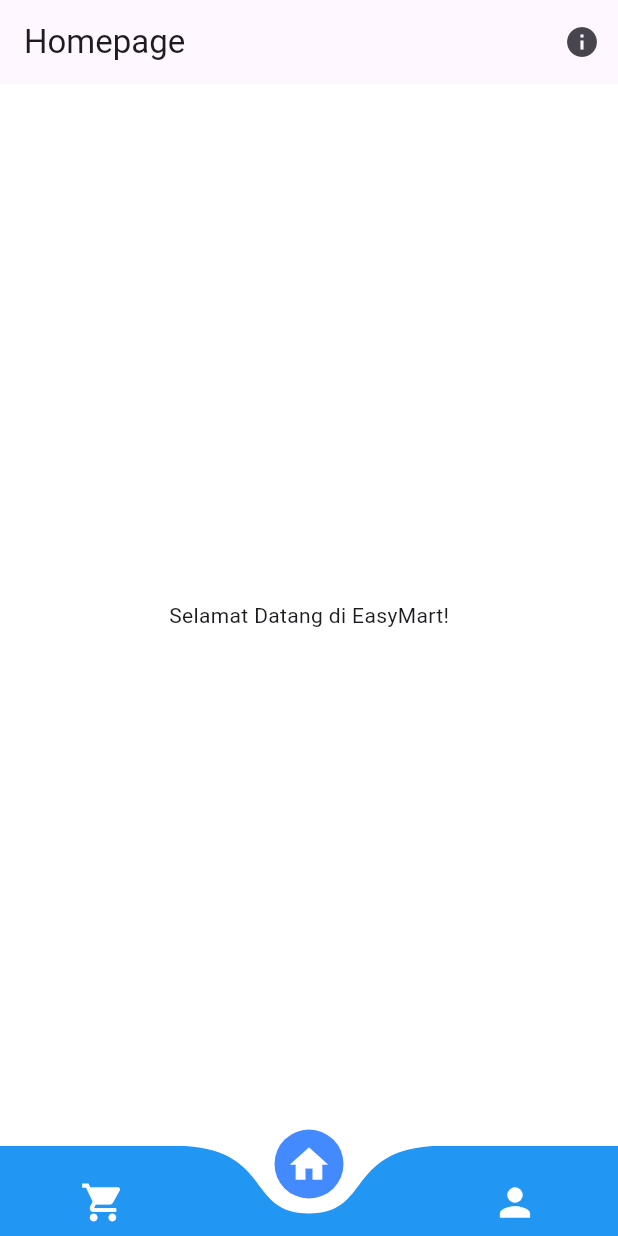
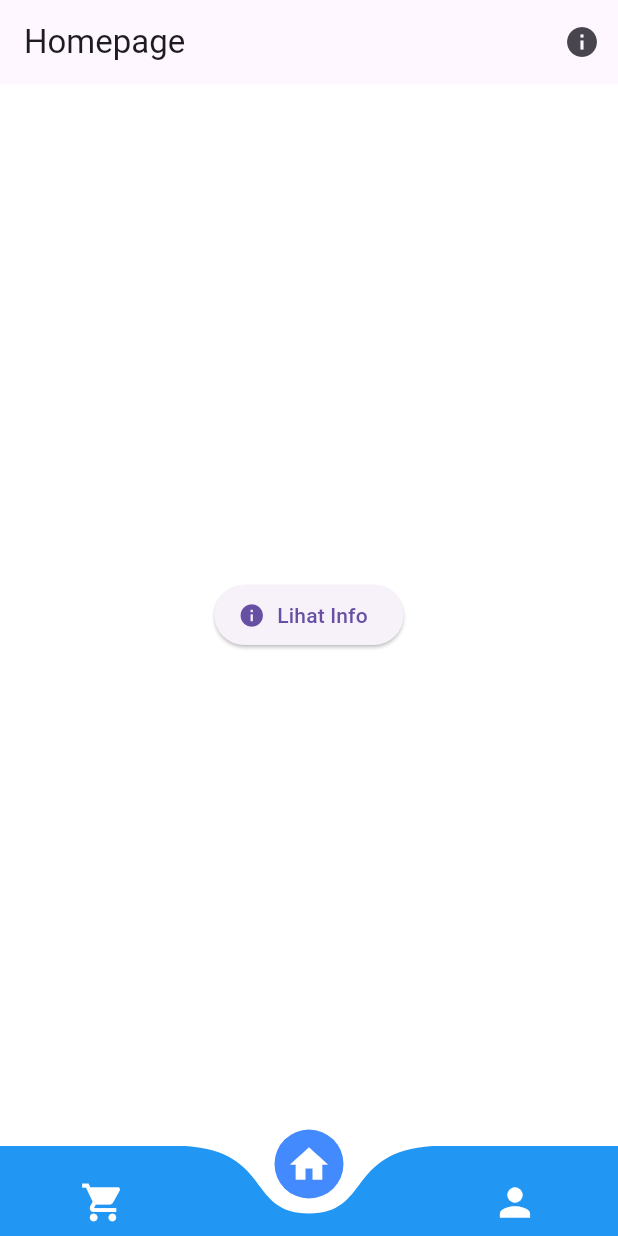
Before and after one commit to Wibiemahardhika22/hands-on-project-mikti, a Flutter app: the screen it shows after launch, on a phone screen of 412 x 824 dp. Run offline on Flutter 3.47's test engine with Material 3 defaults, Android fonts, the phone set to English and light mode, and no system bars; drawn by our look-alikes of curved_navigation_bar.

Commit message:
feat: membuat tombol pada file home_page.dart

```diff
--- a/lib/pages/home_page.dart
+++ b/lib/pages/home_page.dart
@@ -20,9 +20,32 @@ class HomePage extends StatelessWidget {
             ),
           ],
         ),
-      body: const Center(
-        child: Text("Selamat Datang di EasyMart!"),
+        body: Center(
+          child: Column(
+            mainAxisAlignment: MainAxisAlignment.center,
+            children: [
+              ElevatedButton.icon(
+                onPressed: () {
+                  showDialog(
+                      context: context,
+                      builder: (context) => AlertDialog(
+                            title: const Text("Info"),
+                            content: const Text("Ini adalah contoh dialog"),
+                            actions: [
+                              TextButton(
+                                onPressed: () {
+                                  Navigator.pop(context);
+                                },
+                                child: const Text("OK"),
                               ),
-    );
+                            ],
+                          ));
+                },
+                icon: const Icon(Icons.info),
+                label: const Text("Lihat Info"),
+              ),
+            ],
+          ),
+        ));
   }
 }
```
Lines whose indentation alone changed are shown as unchanged.
